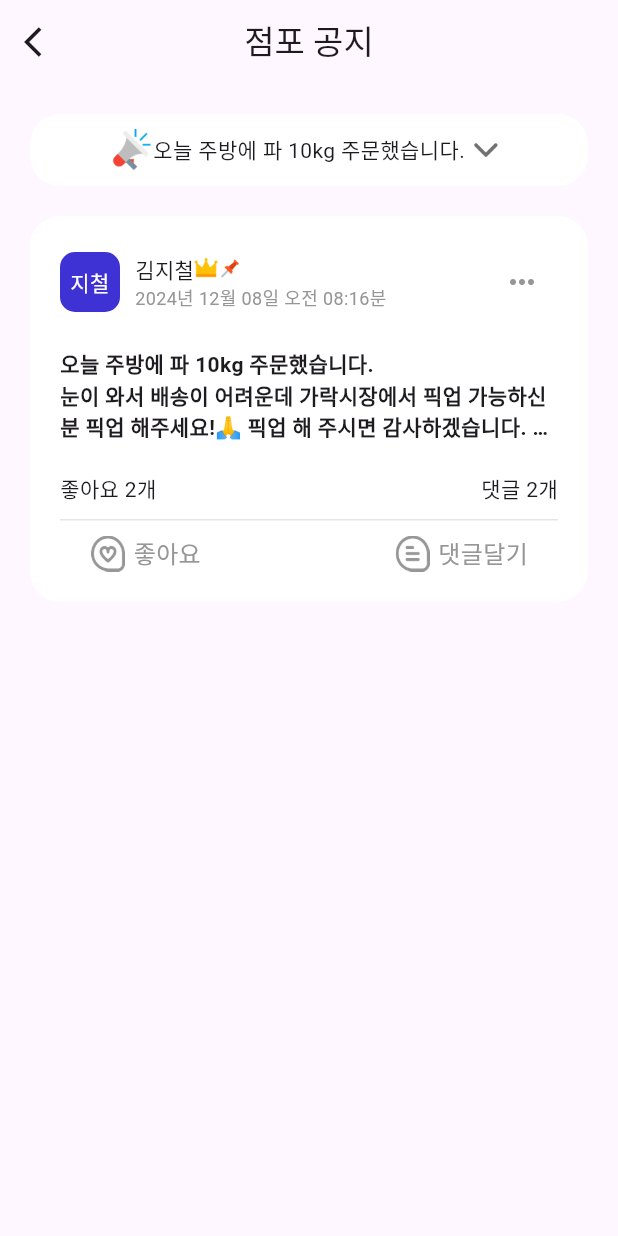
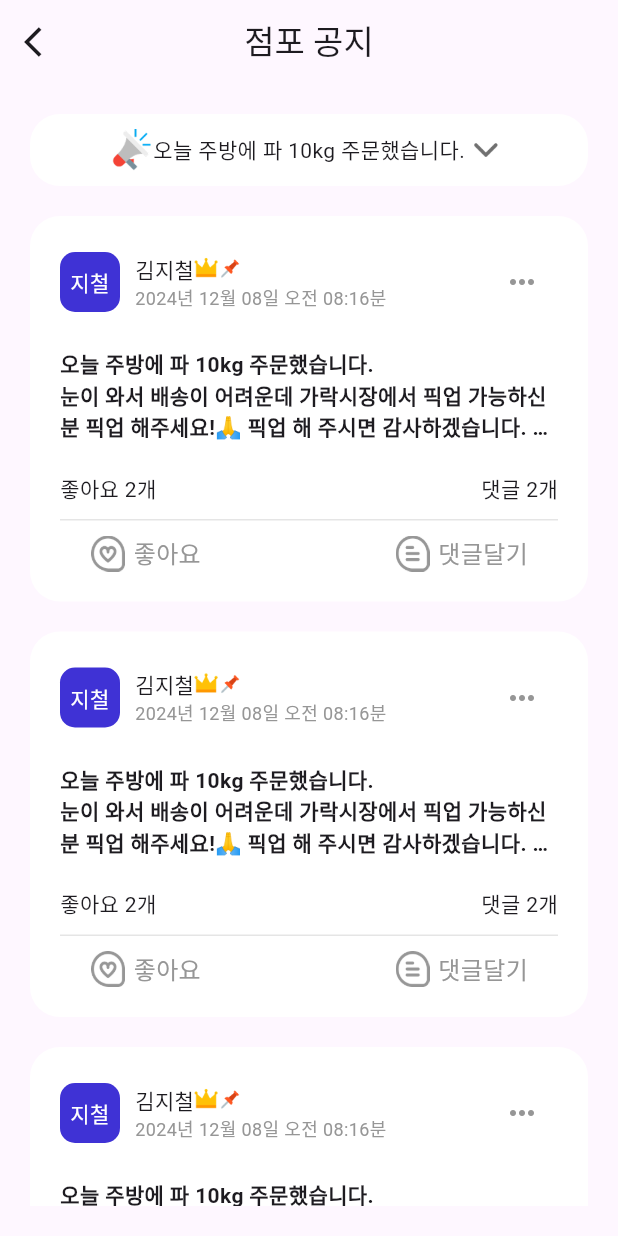
Before and after one commit to Hyeonjeong-JANG/flutter_board, a Flutter app: the screen it shows after launch, on a phone screen of 412 x 824 dp. Run offline on Flutter 3.47's test engine with Material 3 defaults, Android fonts, the phone set to English and light mode, and no system bars; project files that could hold a hidden picture were left out.

Commit message:
board_contents.json

```diff
--- /dev/null
+++ b/assets/data/board_contents.json
@@ -0,0 +1,25 @@
+{
+  "boardContents": [
+    {
+      "author": "김지철",
+      "content": "오늘 주방에 파 10kg 주문했습니다. /n눈이 와서 배송이 어려운데 가락시장에서 픽업 가능한 분 픽업 해주세요! 🙏 픽업 해 주시면 감사하겠습니다.",
+      "date": "2024년 12월 08일 오전 08:16",
+      "likes": 2,
+      "comments": 2
+    },
+    {
+      "author": "김철수",
+      "content": "눈이 와서 배송이 어려운데 가락시장에서 픽업 가능하신 분 픽업 해주세요! /n이 상황은 매우 긴급하며, 가능한 한 빨리 해결해야 합니다. 날씨가 좋지 않아서 배송이 지연될 수 있으니, 픽업이 가능한 분이 있다면 즉시 연락해 주시기 바랍니다. /n고객의 요청을 충족시키기 위해 최선을 다해야 하며, 이 문제를 해결하는 것이 중요합니다.",
+      "date": "2024년 12월 08일 오전 09:00",
+      "likes": 5,
+      "comments": 1
+    },
+    {
+      "author": "최지영",
+      "content": "동파 방지를 위해 퇴근 전 수도를 틀고 가주세요! /n아주 조금 물이 흐르는 정도(졸졸졸)로 틀고 퇴근해 주시면 내일 근무자가 편합니다./n매장 근처에 사는 분 중간에 확인 함 해주시면 감사하겠습니다. ",
+      "date": "2024년 12월 08일 오전 09:30",
+      "likes": 3,
+      "comments": 0
+    }
+  ]
+}
--- a/lib/main.dart
+++ b/lib/main.dart
@@ -27,9 +27,26 @@ class BoardHome extends StatelessWidget {
               children: [
                 // 알림 요약
                 AlertOverView(),
+
                 SizedBox(height: 20.0),
                 // 게시물
-                ContentBox(),
+                Expanded(
+                  child: ListView.separated(
+                    itemBuilder: (context, index) {
+                      return ContentBox(
+                        author: '김지철',
+                        content: '오늘 주방에 파 10kg 주문했습니다.',
+                        date: '2024년 12월 08일 오전 08:16분',
+                        likes: 2,
+                        comments: 2,
+                      );
+                    },
+                    separatorBuilder: (context, index) {
+                      return SizedBox(height: 20.0);
+                    },
+                    itemCount: 5,
+                  ),
+                ),
               ],
             ),
           ),
@@ -39,6 +56,7 @@ class BoardHome extends StatelessWidget {
   }
 }
 
+// 알림 요약
 class AlertOverView extends StatelessWidget {
   const AlertOverView({super.key});
 
@@ -72,7 +90,19 @@ class AlertOverView extends StatelessWidget {
 
 // 게시물
 class ContentBox extends StatelessWidget {
-  const ContentBox({super.key});
+  final String author;
+  final String content;
+  final String date;
+  final int likes;
+  final int comments;
+  const ContentBox({
+    super.key,
+    required this.author,
+    required this.content,
+    required this.date,
+    required this.likes,
+    required this.comments,
+  });
 
   @override
   Widget build(BuildContext context) {
```
